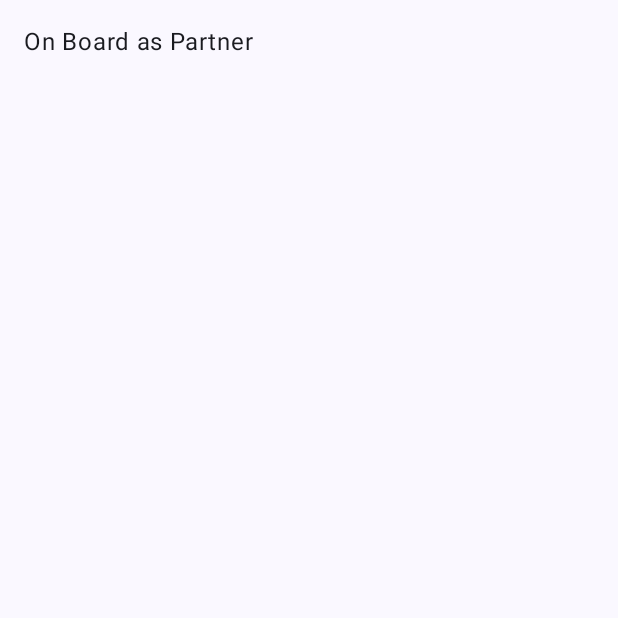
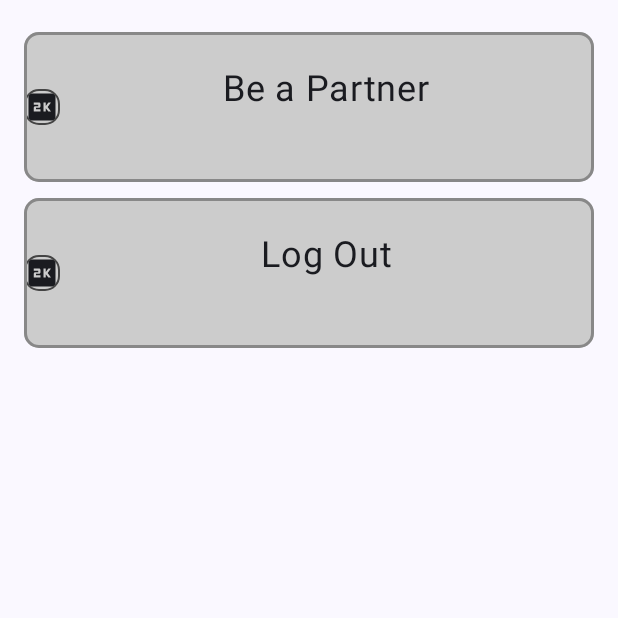
Before and after one commit to blazebizz/EvChargingAndroid, an Android app built with Jetpack Compose: the composable SideNavigationScreen shown on its own in the app's theme, on a phone screen of 412 x 824 dp, the top half of it. Run offline under Robolectric (Android 15) with nearby library versions, the phone set to English and light mode, and no system bars; our stand-ins replace Dagger/Hilt's generated code, Firebase (no records; nobody signed in at launch, a user with empty details on screens opened directly).

Commit message:
change in navigation screen

```diff
--- /dev/null
+++ b/core/ui/src/main/res/drawable/baseline_2k.xml
@@ -0,0 +1,5 @@
+<vector android:height="24dp" android:tint="#000000"
+    android:viewportHeight="24" android:viewportWidth="24"
+    android:width="24dp" xmlns:android="http://schemas.android.com/apk/res/android">
+    <path android:fillColor="@android:color/white" android:pathData="M19,3L5,3c-1.1,0 -2,0.9 -2,2v14c0,1.1 0.9,2 2,2h14c1.1,0 2,-0.9 2,-2L21,5c0,-1.1 -0.9,-2 -2,-2zM10,12.5L8,12.5v1h3L11,15L6.5,15v-2.5c0,-0.55 0.45,-1 1,-1h2v-1h-3L6.5,9L10,9c0.55,0 1,0.45 1,1v1.5c0,0.55 -0.45,1 -1,1zM18,15h-1.75l-1.75,-2.25L14.5,15L13,15L13,9h1.5v2.25L16.25,9L18,9l-2.25,3L18,15z"/>
+</vector>
--- a/feature/dashboard/src/main/java/com/blaze/feature/dashboard/navigation/DashboardNavGraph.kt
+++ b/feature/dashboard/src/main/java/com/blaze/feature/dashboard/navigation/DashboardNavGraph.kt
@@ -1,5 +1,6 @@
 package com.blaze.feature.dashboard.navigation
 
+import androidx.hilt.navigation.compose.hiltViewModel
 import androidx.navigation.NavController
 import androidx.navigation.NavGraphBuilder
 import androidx.navigation.compose.composable
@@ -7,6 +8,7 @@ import com.blaze.core.ui.CoreUiViewModel
 import com.blaze.core.utils.navigation.DashboardRoute
 import com.blaze.feature.dashboard.screen.dashboard.DashboardScreen
 import com.blaze.feature.dashboard.screen.sidenav.SideNavigationScreen
+import com.blaze.feature.dashboard.screen.sidenav.SideNavigationScreenViewModel
 
 
 fun NavGraphBuilder.dashboardNavGraph(navController: NavController, coreUi: CoreUiViewModel) {
@@ -14,6 +16,7 @@ fun NavGraphBuilder.dashboardNavGraph(navController: NavController, coreUi: Core
         DashboardScreen(navController)
     }
     composable(route = DashboardRoute.SideNavigationScreen.route) {
-        SideNavigationScreen(navController)
+        val viewModel = hiltViewModel<SideNavigationScreenViewModel>()
+        SideNavigationScreen(navController,viewModel)
     }
 }
--- a/feature/dashboard/src/main/java/com/blaze/feature/dashboard/screen/sidenav/SideNavigationScreen.kt
+++ b/feature/dashboard/src/main/java/com/blaze/feature/dashboard/screen/sidenav/SideNavigationScreen.kt
@@ -1,21 +1,35 @@
 package com.blaze.feature.dashboard.screen.sidenav
 
 import androidx.activity.compose.BackHandler
+import androidx.compose.foundation.background
+import androidx.compose.foundation.border
 import androidx.compose.foundation.clickable
 import androidx.compose.foundation.layout.Column
+import androidx.compose.foundation.layout.Row
+import androidx.compose.foundation.layout.Spacer
 import androidx.compose.foundation.layout.fillMaxSize
+import androidx.compose.foundation.layout.fillMaxWidth
+import androidx.compose.foundation.layout.height
 import androidx.compose.foundation.layout.padding
+import androidx.compose.foundation.shape.RoundedCornerShape
+import androidx.compose.material3.Icon
 import androidx.compose.material3.Text
 import androidx.compose.runtime.Composable
+import androidx.compose.ui.Alignment
 import androidx.compose.ui.Modifier
+import androidx.compose.ui.graphics.Color
+import androidx.compose.ui.res.painterResource
 import androidx.compose.ui.unit.dp
+import androidx.compose.ui.unit.sp
 import androidx.navigation.NavController
 import com.blaze.core.utils.navigation.DashboardRoute
 import com.blaze.core.utils.navigation.OnBoardingRoute
+import com.blaze.core.ui.R
+import com.blaze.core.utils.navigation.StartUpRoute
 
 
 @Composable
-fun SideNavigationScreen(navController: NavController) {
+fun SideNavigationScreen(navController: NavController, viewModel: SideNavigationScreenViewModel) {
     BackHandler {
         navController.navigate(DashboardRoute.DashboardScreen.route){
             popUpTo(DashboardRoute.SideNavigationScreen.route){
@@ -27,14 +41,65 @@ fun SideNavigationScreen(navController: NavController) {
     Column(
         Modifier
             .fillMaxSize()
-            .padding(16.dp)
+            .padding(16.dp),
     ) {
-        Text(text = "On Board as Partner", modifier = Modifier.clickable {
+        SideNavigationItem(
+            image = R.drawable.baseline_2k,
+            title = "Be a Partner",
+            des=""
+        ){
             navController.navigate(OnBoardingRoute.OnBoardingScreen.route){
                 popUpTo(DashboardRoute.SideNavigationScreen.route){
                     inclusive = true
                 }
             }
-        })
+        }
+
+
+        SideNavigationItem(
+            image = R.drawable.baseline_2k,
+            title = "Log Out",
+            des=""
+        ){
+            viewModel.firebaseAuth.signOut()
+            navController.navigate(StartUpRoute.SplashScreen.route) {
+                popUpTo(DashboardRoute.SideNavigationScreen.route) {
+                    inclusive = true
+                }
+            }
+        }
     }
 }
+
+
+@Composable
+fun SideNavigationItem(
+    image:Int,
+    title:String,
+    des:String,
+    onClick:()->Unit={}
+){
+    Row (
+        Modifier
+            .clickable { onClick() }
+            .fillMaxWidth()
+            .padding(top = 5.dp, bottom = 5.dp)
+            .height(100.dp)
+            .background(
+                Color.LightGray,
+                RoundedCornerShape(10.dp)
+            )
+            .border(2.dp, color = Color.Gray, RoundedCornerShape(10.dp)),
+        verticalAlignment = Alignment.CenterVertically
+        ){
+        Icon(painter = painterResource(id = image), contentDescription = null,
+            modifier=Modifier.border(1.dp, Color.DarkGray, RoundedCornerShape(10.dp))
+            )
+        Spacer(modifier = Modifier.weight(1f))
+        Column {
+            Text(text = title, fontSize = 24.sp)
+            Text(text = des)
+        }
+        Spacer(modifier = Modifier.weight(1f))
+    }
+}
--- /dev/null
+++ b/feature/dashboard/src/main/java/com/blaze/feature/dashboard/screen/sidenav/SideNavigationScreenViewModel.kt
@@ -0,0 +1,12 @@
+package com.blaze.feature.dashboard.screen.sidenav
+
+import androidx.lifecycle.ViewModel
+import com.google.firebase.auth.FirebaseAuth
+import dagger.hilt.android.lifecycle.HiltViewModel
+import javax.inject.Inject
+
+@HiltViewModel
+class SideNavigationScreenViewModel @Inject constructor(private val auth: FirebaseAuth) :
+    ViewModel() {
+    val firebaseAuth = auth
+}
--- a/gradle/libs.versions.toml
+++ b/gradle/libs.versions.toml
@@ -50,6 +50,8 @@ hilt-compiler = { module = "com.google.dagger:hilt-compiler", version.ref = "dag
 hilt-navigation-compose = { module = "androidx.hilt:hilt-navigation-compose", version.ref = "hilt-navigation-compose"}
 androidx-navigation-runtime-ktx = { group = "androidx.navigation", name = "navigation-runtime-ktx", version = "2.7.0" }
 
+
+
 [plugins]
 com-android-application = {id  = "com.android.application", version.ref = "com-android-application"}
 com-android-library = { id = "com.android.library", version.ref = "agp" }
```
Also changed, not shown: feature/dashboard/build.gradle (+12 -0 lines), feature/onboarding/src/main/java/com/blaze/feature/onboarding/screen/onboard/InfoScreen.kt (+0 -34 lines), feature/onboarding/src/main/java/com/blaze/feature/onboarding/screen/onboard/UploadDocumentScreen.kt (+50 -1 lines), 4 other files.
